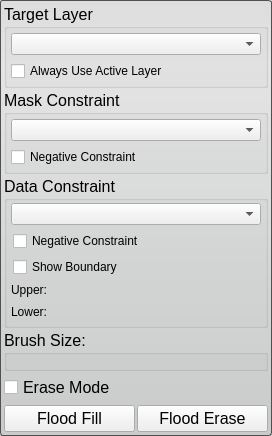
Above: src/Interface/ToolInterface/PaintToolInterface.ui from SCIInstitute/Seg3D before the change. Below: the same form after it.
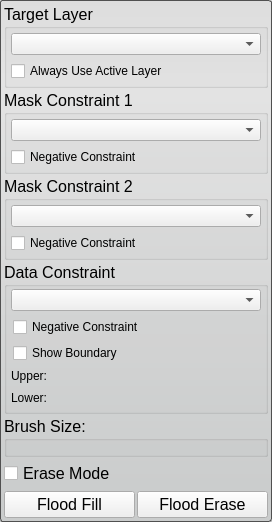
That is the form after the change. Custom widgets are drawn as their Qt base class.

Commit message: Added a second mask constraint to the paint tool. Some minor UI fixes.

Patch:
```diff
--- a/src/Interface/ToolInterface/PaintToolInterface.ui
+++ b/src/Interface/ToolInterface/PaintToolInterface.ui
@@ -7,7 +7,7 @@
     <x>0</x>
     <y>0</y>
     <width>272</width>
-    <height>411</height>
+    <height>510</height>
    </rect>
   </property>
   <property name="sizePolicy">
@@ -94,7 +94,7 @@
    <item>
     <widget class="QGroupBox" name="mask_constraint_groupbox_">
      <property name="title">
-      <string>Mask Constraint</string>
+      <string>Mask Constraint 1</string>
      </property>
      <layout class="QVBoxLayout" name="verticalLayout_5">
       <property name="margin">
@@ -126,7 +126,60 @@
           <number>0</number>
          </property>
          <item>
-          <widget class="QCheckBox" name="negative_mask_constraint_">
+          <widget class="QCheckBox" name="negative_mask_constraint1_">
+           <property name="sizePolicy">
+            <sizepolicy hsizetype="Preferred" vsizetype="Fixed">
+             <horstretch>0</horstretch>
+             <verstretch>0</verstretch>
+            </sizepolicy>
+           </property>
+           <property name="text">
+            <string>Negative Constraint</string>
+           </property>
+          </widget>
+         </item>
+        </layout>
+       </widget>
+      </item>
+     </layout>
+    </widget>
+   </item>
+   <item>
+    <widget class="QGroupBox" name="groupBox_2">
+     <property name="title">
+      <string>Mask Constraint 2</string>
+     </property>
+     <layout class="QVBoxLayout" name="verticalLayout_7">
+      <property name="margin">
+       <number>4</number>
+      </property>
+      <item>
+       <widget class="QComboBox" name="mask_constraint2_">
+        <property name="sizePolicy">
+         <sizepolicy hsizetype="Ignored" vsizetype="Fixed">
+          <horstretch>0</horstretch>
+          <verstretch>0</verstretch>
+         </sizepolicy>
+        </property>
+       </widget>
+      </item>
+      <item>
+       <widget class="QWidget" name="widget_5" native="true">
+        <property name="minimumSize">
+         <size>
+          <width>0</width>
+          <height>20</height>
+         </size>
+        </property>
+        <layout class="QHBoxLayout" name="horizontalLayout_8">
+         <property name="spacing">
+          <number>0</number>
+         </property>
+         <property name="margin">
+          <number>0</number>
+         </property>
+         <item>
+          <widget class="QCheckBox" name="negative_mask_constraint2_">
            <property name="sizePolicy">
             <sizepolicy hsizetype="Preferred" vsizetype="Fixed">
              <horstretch>0</horstretch>
```
Left out of the diff: 2 changed lines with no effect on the pictures. The commit also changes 8 other files.
